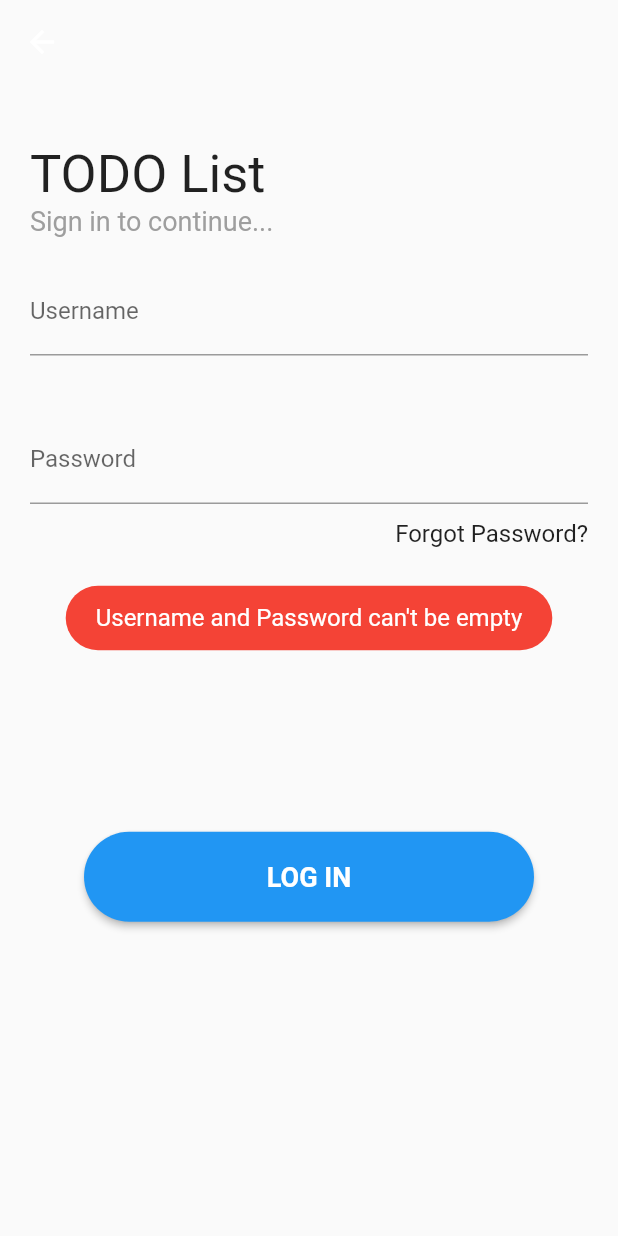
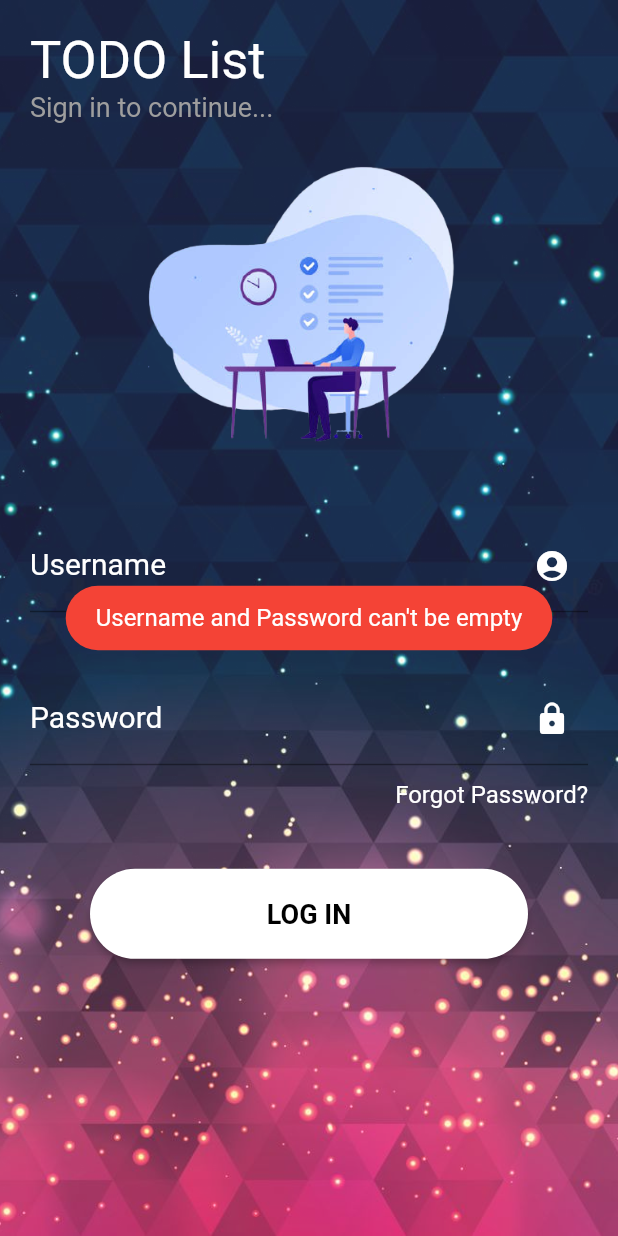
Before and after one commit to darkbirdstudios/Flutter-TODO-list, a Flutter app: the screen it shows after launch, after a tap on "LOG IN", on a phone screen of 412 x 824 dp. Run offline on Flutter 3.47's test engine with Material 2 defaults, Android fonts, the phone set to English and light mode, and no system bars; our stand-ins replace flutter_slidable, fluttertoast, shared_preferences, sqflite; accounts and stored records are empty.

Commit message:
second beta

```diff
--- a/lib/main.dart
+++ b/lib/main.dart
@@ -11,7 +11,6 @@ Future<void> main() async {
 
 
 class MyApp extends StatelessWidget {
-  // This widget is the root of your application.
   @override
   Widget build(BuildContext context) {
     return MaterialApp(
--- a/lib/screens/LoginScreen.dart
+++ b/lib/screens/LoginScreen.dart
@@ -26,52 +26,85 @@ class _LoginScreenState extends State<LoginScreen>
 
   @override
   Widget build(BuildContext context) {
-    return Scaffold(
-      appBar: AppBar(
-        elevation: 0,
+    return Stack(
+      children: [
+        Container(
+          decoration: const BoxDecoration(
+            image: DecorationImage(opacity: 0.9,
+              image: AssetImage("assets/loginBackround.jpg"),
+              fit: BoxFit.cover,
+            ),
+          ),
+        ),
+
+        Scaffold(
           backgroundColor: Colors.transparent,
-      ),
+
           body: Container(
             padding: EdgeInsets.all(20),
-        child: Column(
-          crossAxisAlignment: CrossAxisAlignment.start,
+            child: ListView(
               children: [
-            const SizedBox(height: 20,),
                 const Text("TODO List ", style: TextStyle(
-                fontSize: 35
+                    fontSize: 35,
+                  color: Colors.white
                 ),),
                 const Text("Sign in to continue...", style: TextStyle(
                     fontSize: 18,
                     color: Colors.grey
                 ),),
-            const SizedBox(height: 20,),
+                Center(
+                  child: Container(
+                    width: 300,
+                    child: Image.asset("assets/loginimage.png"),
+                  ),
+                ),
+                Container(height: 20,),
                 TextFormField(
                   controller: usertextedit,
+                  cursorColor: Colors.white,
+                  style: TextStyle(
+                    color: Colors.white,
+                  ),
                   decoration: const InputDecoration(
+                      suffixIcon: Icon(Icons.account_circle,color: Colors.white,),
                     labelText: 'Username',
-
+                    labelStyle: TextStyle(
+                      color: Colors.white,
+                      fontSize: 20
+                    )
                   ),
                 ),
-            const SizedBox(height: 40,),
+                Container(height: 40,),
                 TextFormField(
                   controller: passwordtextedit,
                   obscureText: true,
+                  cursorColor: Colors.white,
+                  style: TextStyle(
+                      color: Colors.white
+                  ),
                   decoration: const InputDecoration(
+                    suffixIcon: Icon(Icons.lock,color: Colors.white,),
                     labelText: 'Password',
+                      labelStyle: TextStyle(
+                          color: Colors.white,
+                        fontSize: 20
+                      )
                   ),
                 ),
-            const SizedBox(height: 10,),
+                Container(height: 10,),
                 Row(
                   mainAxisAlignment: MainAxisAlignment.end,
                   children: const [
                     InkWell(
                       child: Text("Forgot Password?", style: TextStyle(
-                      fontSize: 16
+                          fontSize: 16,
+                        color: Colors.white
                       ),),
                     )
                   ],
                 ),
-            Expanded(
+                Padding(
+                  padding: const EdgeInsets.all(40.0),
                   child: Center(
                       child: Container(width: 300,height: 60,
                         child: ElevatedButton(
@@ -105,12 +138,11 @@ class _LoginScreenState extends State<LoginScreen>
                             }
 
                           },
-                    child: const Text("LOG IN"),
+                          child: const Text("LOG IN",style: TextStyle(color: Colors.black),),
                           style: ElevatedButton.styleFrom(
-                        primary: Colors.blue,
-                        onPrimary: Colors.white,
+                              primary: Colors.white,
                               textStyle: const TextStyle(
-                            color: Colors.white,
+                                  color: Colors.black,
                                   fontSize: 18,
                                   fontWeight: FontWeight.bold),
                               shape: const StadiumBorder()),
@@ -121,6 +153,10 @@ class _LoginScreenState extends State<LoginScreen>
               ],
             ),
           ),
+        )
+
+
+      ],
     );
   }
 }
--- a/lib/screens/SplashScreen.dart
+++ b/lib/screens/SplashScreen.dart
@@ -6,50 +6,72 @@ import 'package:flutter_todo_list_sqlit/screens/DashboardScreen.dart';
 import 'package:flutter_todo_list_sqlit/screens/LoginScreen.dart';
 import 'package:flutter_todo_list_sqlit/utils/database/sharedpreferencesHelper.dart';
 
-
 class SplashScreen extends StatefulWidget {
   State<SplashScreen> createState() => _SplashScreenState();
 }
 
-
 class _SplashScreenState extends State<SplashScreen> {
-
   @override
   void initState() {
     super.initState();
 
-    Timer(
-        Duration(seconds: 2),
-            () =>checkLoginstatus());
+    Timer(Duration(seconds: 2), () => checkLoginstatus());
   }
 
   @override
   Widget build(BuildContext context) {
-    return const Scaffold(
-      backgroundColor: Colors.white,
-      body: Center(
-        child: Text("TODO APP", style: TextStyle(
-          color: Colors.red,
-          fontWeight: FontWeight.bold,
-          fontSize: 40,
-        ),),
-      ),
+    return Stack(
+      children: [
+        Container(
+          decoration: const BoxDecoration(
+            image: DecorationImage(
+              image: AssetImage("assets/loginBackround.jpg"),
+              fit: BoxFit.cover,
+            ),
+          ),
+        ),
+
+        Scaffold(
+          backgroundColor: Colors.transparent,
+          body: Column(
+            mainAxisAlignment: MainAxisAlignment.start,
+            children: [
+              Container(
+                margin: EdgeInsets.only(top: 50),
+                child: Image.asset("assets/loginimage.png"),
+              ),
+              Center(
+                child: Text(
+                  "TODO APP",
+                  style: TextStyle(
+                    color: Colors.white,
+                    fontWeight: FontWeight.bold,
+                    fontSize: 30,
+                  ),
+                ),
+              ),
+            ],
+          ),
+        ),
+
+
+        Padding(
+          padding: const EdgeInsets.only(top: 500),
+          child: Center(child:CircularProgressIndicator(color: Colors.white,)),
+        )
+      ],
     );
   }
 
   void checkLoginstatus() {
-    if(sharedpreferencesHelper.prefs?.getBool("LoginStatus") != null)
-    {
-      if(sharedpreferencesHelper.prefs!.getBool("LoginStatus")!)
-      {
+    if (sharedpreferencesHelper.prefs?.getBool("LoginStatus") != null) {
+      if (sharedpreferencesHelper.prefs!.getBool("LoginStatus")!) {
         Navigator.pushReplacement(context,MaterialPageRoute(builder: (context) => DashboardScreen()));
-      }else{
+      } else {
         Navigator.pushReplacement(context,MaterialPageRoute(builder: (context) => LoginScreen()));
       }
-    }else{
-      Navigator.push(context,MaterialPageRoute(builder: (context) => LoginScreen()));
+    } else {
+      Navigator.pushReplacement(context,MaterialPageRoute(builder: (context) => LoginScreen()));
     }
   }
-
-
 }
--- a/lib/utils/database/sqliteHelper.dart
+++ b/lib/utils/database/sqliteHelper.dart
@@ -36,7 +36,7 @@ class DBProvider {
     await db!.update("tasks", newTask.toMap(),where: 'id == ?',whereArgs: [newTask.id]);
   }
 
-  Future<dynamic> deleteTask(id) async{
+  deleteTask(id) async{
     final db = await database;
     await db!.delete("tasks",where: 'id == ?',whereArgs: [id]);
   }
--- a/pubspec.yaml
+++ b/pubspec.yaml
@@ -64,8 +64,8 @@ flutter:
   uses-material-design: true
 
   # To add assets to your application, add an assets section, like this:
-  # assets:
-  #   - images/a_dot_burr.jpeg
+  assets:
+     - assets/
   #   - images/a_dot_ham.jpeg
 
   # An image asset can refer to one or more resolution-specific "variants", see
```
Also changed, not shown: lib/screens/DashboardScreen.dart (+52 -75 lines), assets/dashboardimage.jpg (added), assets/loginBackround.jpg (added), assets/loginimage.png (added). Lines whose indentation alone changed are shown as unchanged.
